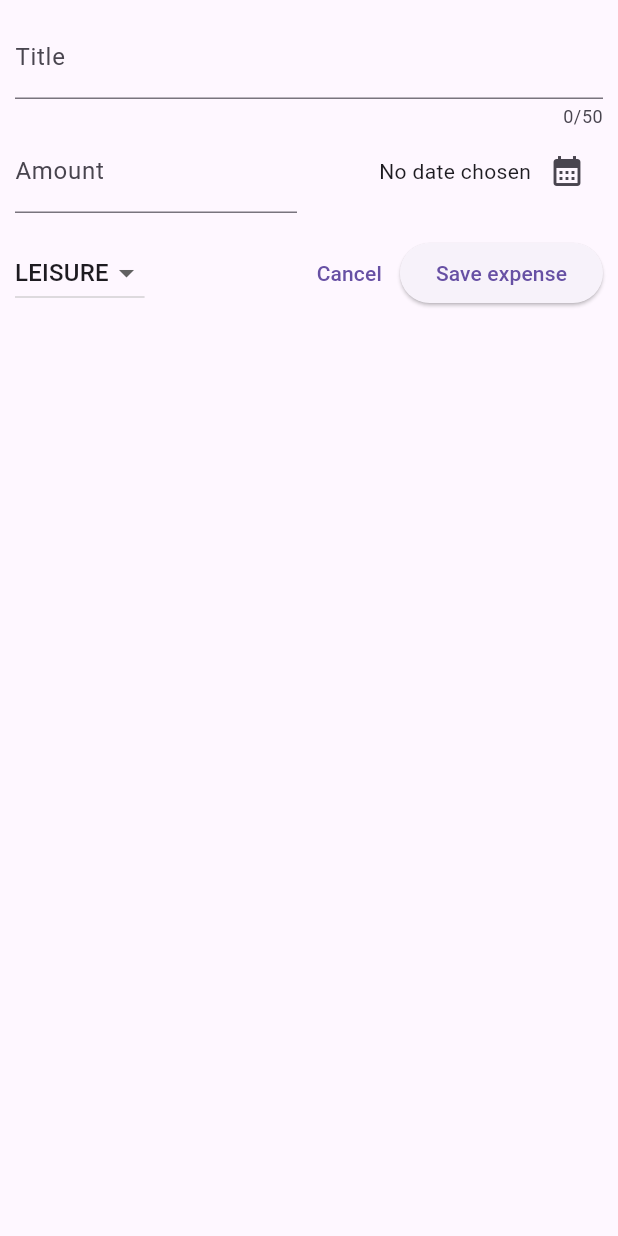
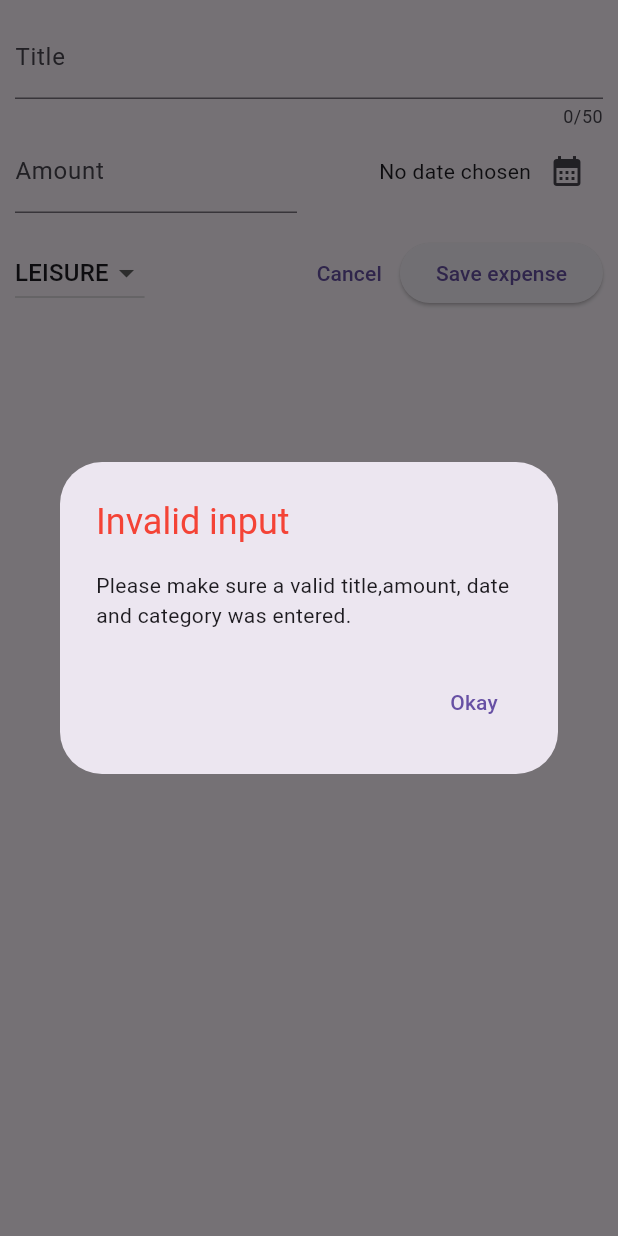
Before and after one commit to iamyusif/my_expenses, a Flutter app: the NewExpense widget shown alone on an empty page, opened directly, after a tap on "Save expense", on a phone screen of 412 x 824 dp. Run offline on Flutter 3.47's test engine with Material 2 defaults, Android fonts, the phone set to English and light mode, and no system bars.

Commit message:
change
changed

```diff
--- a/lib/widgets/new_expense.dart
+++ b/lib/widgets/new_expense.dart
@@ -29,7 +29,8 @@ class _NewExpenseState extends State<NewExpense> {
     });
   }
 
-  void _submitExpenseData() { // send error message if data is not valid to user
+  void _submitExpenseData() {
+    // send error message if data is not valid to user
     final enteredAmount = double.tryParse(_amountController.text);
     final amountIsValid = enteredAmount == null || enteredAmount <= 0;
 
@@ -37,6 +38,27 @@ class _NewExpenseState extends State<NewExpense> {
         amountIsValid ||
         _selectedDate == null) {
       {
+        showDialog(
+          context: context,
+          builder: (ctx) => AlertDialog(
+            title: const Text(
+              'Invalid input',
+              style: TextStyle(
+                color: Colors.red,
+              ),
+            ),
+            content: const Text(
+                'Please make sure a valid title,amount, date and category was entered.'),
+            actions: [
+              TextButton(
+                onPressed: () {
+                  Navigator.of(ctx).pop();
+                },
+                child: const Text('Okay'),
+              )
+            ],
+          ),
+        );
         return;
       }
     }
```
